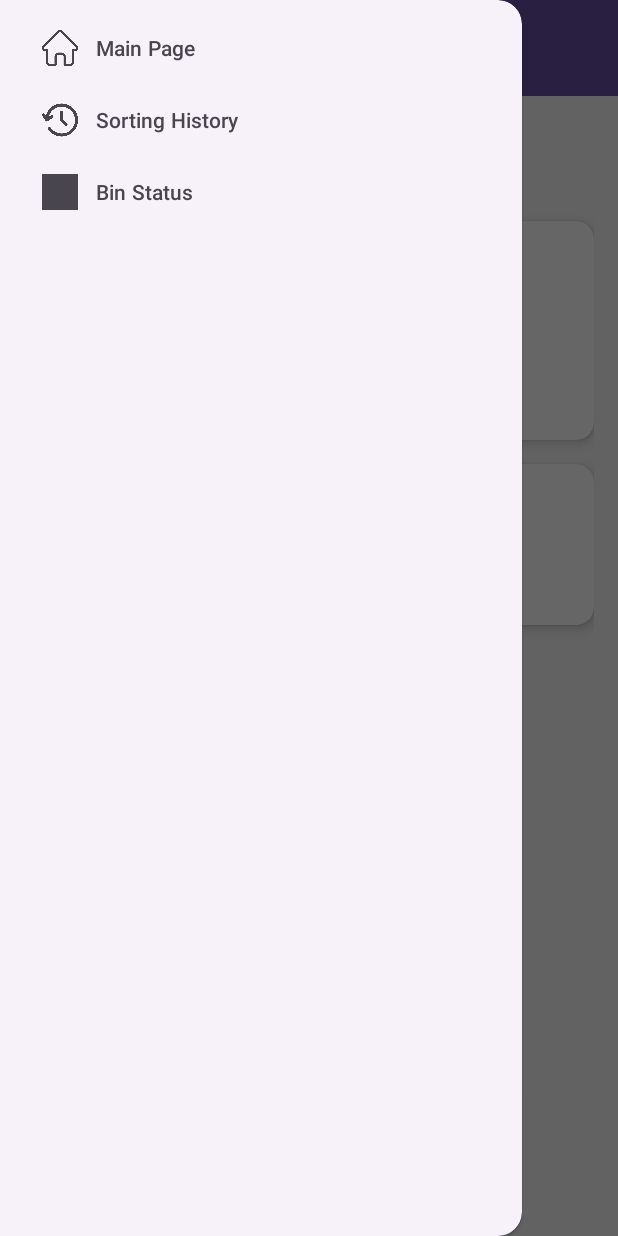
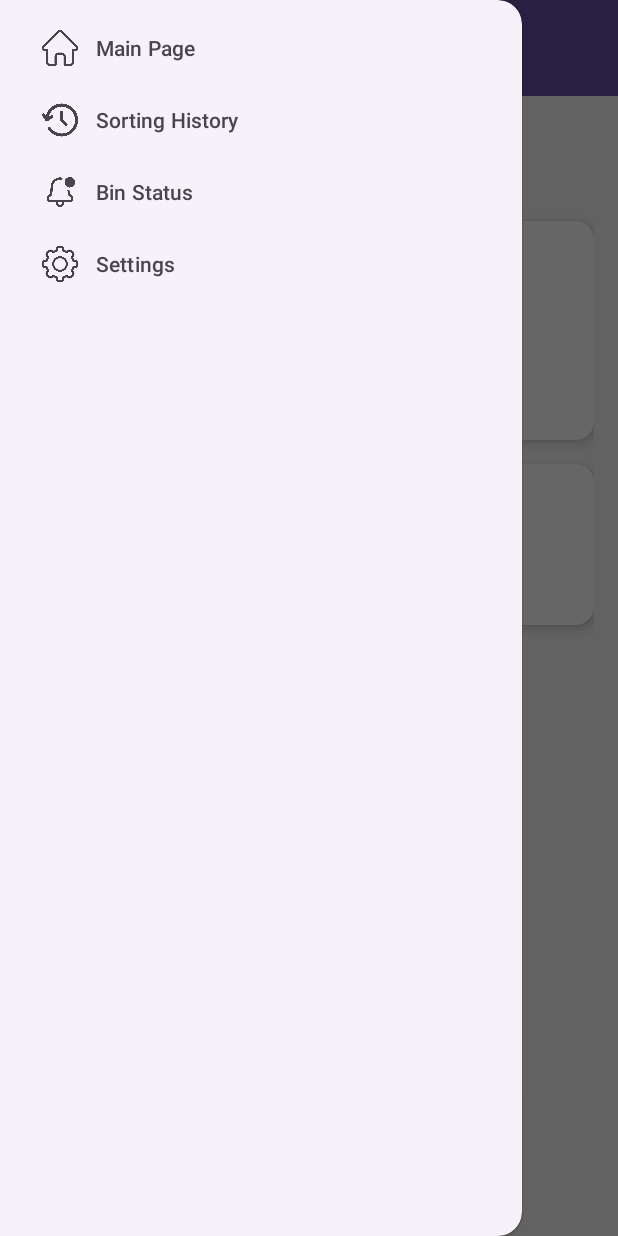
Before and after one commit to ZiadArnaout2003/SmartSort, an Android app: the BinStatus screen opened directly, with no data from a screen before it, with the side drawer open, on a phone screen of 412 x 824 dp. Run offline under Robolectric (Android 15) with nearby library versions, the phone set to English and light mode, and no system bars; our stand-ins replace Firebase (no records; nobody signed in at launch, a user with empty details on screens opened directly).

Commit message:
Added the settings activity to the manifest , added the settings into the nav bar , changed the icon for settings and notification

```diff
--- a/app/src/main/AndroidManifest.xml
+++ b/app/src/main/AndroidManifest.xml
@@ -41,7 +41,9 @@
             android:name=".BinStatus"
             android:exported="true">
         </activity>
-
+        <activity
+            android:name=".Activity_Settings"
+            android:exported="true"/>
         <service
             android:name=".ClassificationService"
             android:exported="false"
--- a/app/src/main/java/ca/concordia/smartsortandroidapp/NavigationBar.java
+++ b/app/src/main/java/ca/concordia/smartsortandroidapp/NavigationBar.java
@@ -43,6 +43,9 @@ public class NavigationBar extends AppCompatActivity {
             }else if (id == R.id.nav_bin_status) {
                 startActivity(new Intent(this, BinStatus.class));
             }
+        else if (id == R.id.nav_settings) {
+            startActivity(new Intent(this, Activity_Settings.class));
+        }
             drawerLayout.closeDrawer(GravityCompat.START);
             return true;
         });
--- a/app/src/main/res/menu/nav_menu.xml
+++ b/app/src/main/res/menu/nav_menu.xml
@@ -11,4 +11,8 @@
         android:id="@+id/nav_bin_status"
         android:title="Bin Status"
         android:icon="@drawable/status" />
+    <item
+        android:id="@+id/nav_settings"
+        android:title="Settings"
+        android:icon="@drawable/settings" />
 </menu>
```
Also changed, not shown: app/src/main/res/drawable/status.png.
